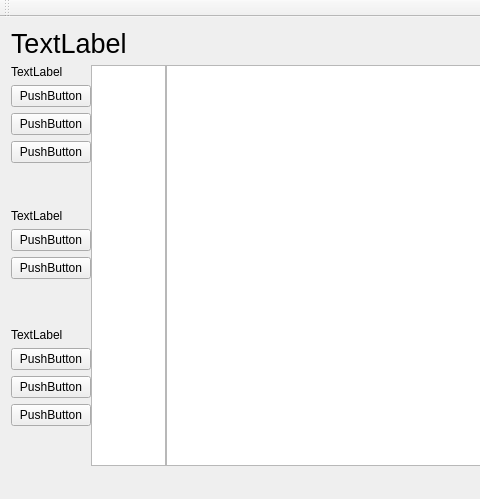
This is mainwindow.ui in slima4/TreeView as Qt 5 draws it before an edit; both pictures show x 0 to 480 and y 0 to 499 of the 923 by 499 pixel window. The edited form follows.
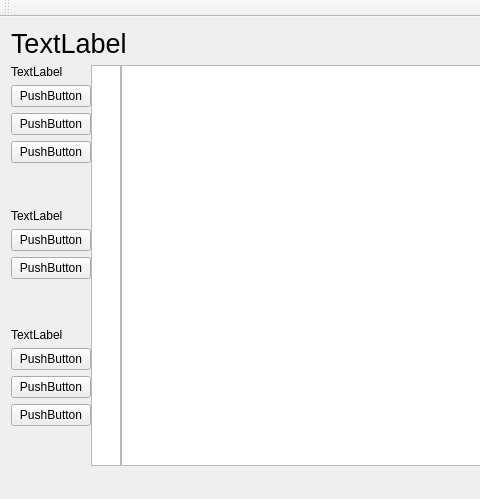
This is the edited form.

The edit to the form file:
```diff
--- a/mainwindow.ui
+++ b/mainwindow.ui
@@ -14,7 +14,7 @@
    <string>MainWindow</string>
   </property>
   <widget class="QWidget" name="centralWidget">
-   <layout class="QGridLayout" name="gridLayout" columnstretch="1,1,10">
+   <layout class="QGridLayout" name="gridLayout" columnstretch="1,1,20">
     <property name="horizontalSpacing">
      <number>0</number>
     </property>
@@ -23,6 +23,12 @@
     </item>
     <item row="1" column="1">
      <widget class="QTreeView" name="treeView_1">
+      <property name="maximumSize">
+       <size>
+        <width>30</width>
+        <height>16777215</height>
+       </size>
+      </property>
       <property name="frameShape">
        <enum>QFrame::StyledPanel</enum>
       </property>
```
